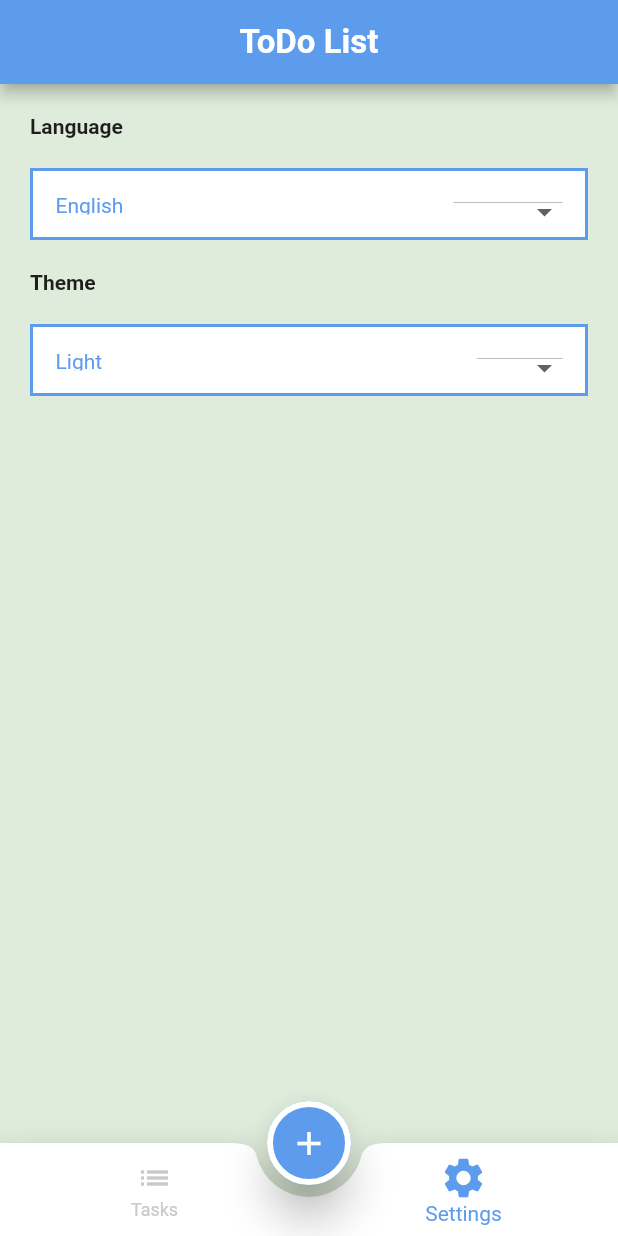
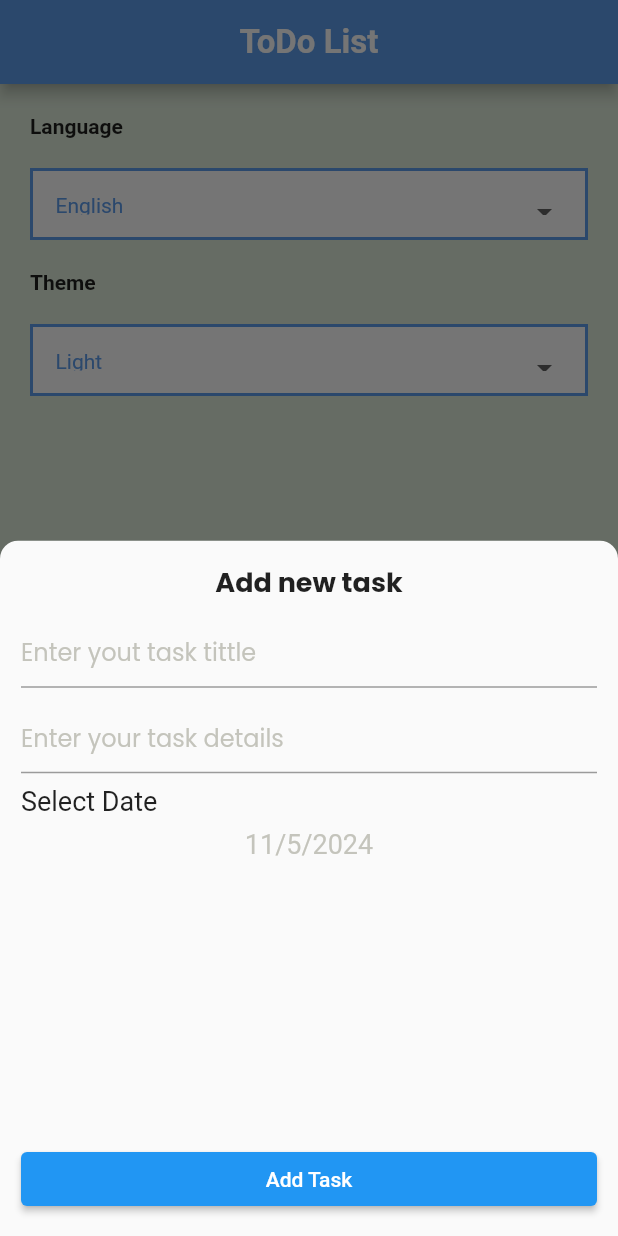
Before and after one commit to ahmeedmoheey/task-managment-app, a Flutter app: the screen it shows after launch, item 2 of the bottom bar chosen, after a tap on the "add" icon, on a phone screen of 412 x 824 dp. Run offline on Flutter 3.47's test engine with Material 3 defaults, Android fonts, the phone set to English and light mode, and no system bars; our stand-ins replace easy_date_timeline, flutter_slidable, google_fonts.

Commit message:
+add task bottom

```diff
--- a/lib/confg/theme/my_theme.dart
+++ b/lib/confg/theme/my_theme.dart
@@ -22,7 +22,7 @@ class MyTheme {
         size: 32
       )
     ),
-    bottomAppBarTheme: BottomAppBarTheme(
+    bottomAppBarTheme:const BottomAppBarTheme(
       color: ColorsManager.white,
       shape: CircularNotchedRectangle(),
       elevation: 14
@@ -35,7 +35,15 @@ class MyTheme {
       iconSize: 26,
 
     ),
-    cardTheme: CardTheme(
+    bottomSheetTheme: const BottomSheetThemeData(
+      shape: RoundedRectangleBorder(
+        borderRadius: BorderRadius.only(
+          topRight: Radius.circular(12),
+          topLeft: Radius.circular(12)
+        )
+      )
+    ),
+    cardTheme:  CardTheme(
       shape: RoundedRectangleBorder(
         borderRadius: BorderRadius.circular(15)
       ),
@@ -44,7 +52,8 @@ class MyTheme {
     ),
     dividerColor: ColorsManager.blue,
     textTheme: TextTheme(
-        titleMedium: MyTextStyles.cardTittleTextStyle
-    )
+        titleMedium: MyTextStyles.cardTittleTextStyle,
+    ),
+
   );
 }
--- a/lib/core/utils/colors_manager.dart
+++ b/lib/core/utils/colors_manager.dart
@@ -5,6 +5,9 @@ class ColorsManager {
   static const Color white = Color(0xFFFFFFFF);
   static const Color grey = Color(0xFFC8C9CB);
   static const Color scaffoldBgLight  = Color(0xFFDFECDB);
+  static const Color addTaskBottom  = Color(0xFFA9A9A99C);
+
+
 
 
 }
--- a/lib/core/utils/date_utils.dart
+++ b/lib/core/utils/date_utils.dart
@@ -0,0 +1,8 @@
+
+import 'package:intl/intl.dart';
+ String dateFormatted (DateTime date){
+
+     final DateFormat formatter = DateFormat.yMd();
+
+     return formatter.format(date);
+   }
--- a/lib/core/utils/my_text_style.dart
+++ b/lib/core/utils/my_text_style.dart
@@ -12,11 +12,5 @@ class MyTextStyles{
         fontWeight: FontWeight.w700,
         color: ColorsManager.blue,
   );
-   // TextStyle(
-   //     fontSize: 18,
-   //     fontWeight: FontWeight.w700,
-   //     color: ColorsManager.blue,
-   //
-   // );
 
 }
--- a/lib/presentation/screens/add_task_bottom_sheet/add_task_bottom_sheet.dart
+++ b/lib/presentation/screens/add_task_bottom_sheet/add_task_bottom_sheet.dart
@@ -0,0 +1,98 @@
+import 'package:flutter/material.dart';
+import 'package:google_fonts/google_fonts.dart';
+import 'package:todo_app/core/utils/colors_manager.dart';
+import 'package:todo_app/core/utils/date_utils.dart';
+
+class AddTaskBottomSheet extends StatefulWidget {
+   AddTaskBottomSheet({super.key});
+  @override
+  State<AddTaskBottomSheet> createState() => _AddTaskBottomSheetState();
+
+  static void show(BuildContext context){
+    showModalBottomSheet(
+
+
+      context: context, builder: (context) => Padding(
+        padding: MediaQuery.of(context).viewInsets,
+        child: AddTaskBottomSheet(),
+      ),);
+  }
+}
+
+class _AddTaskBottomSheetState extends State<AddTaskBottomSheet> {
+  DateTime userSelectedDate =DateTime.now();
+
+  @override
+  Widget build(BuildContext context) {
+    return Container(
+      padding: EdgeInsets.all(14),
+      child: Column(
+        crossAxisAlignment: CrossAxisAlignment.stretch,
+        children: [
+          Text('Add new task',textAlign: TextAlign.center,style:  GoogleFonts.poppins(
+            fontWeight:FontWeight.w700 ,
+            fontSize:18,
+          )),
+         const SizedBox(height: 8,),
+          TextFormField(
+            decoration: InputDecoration(
+              hintText: "Enter yout task tittle",
+              hintStyle: TextStyle(
+                fontSize: 16,
+                fontWeight: FontWeight.w400,
+                color: ColorsManager.addTaskBottom
+              )
+            ),
+          ),
+          const SizedBox(height: 8,),
+          TextFormField(
+            decoration: InputDecoration(
+              hintText: "Enter your task details",
+                hintStyle: TextStyle(
+                  fontSize: 16,
+                    fontWeight: FontWeight.w400,
+                    color: ColorsManager.addTaskBottom
+                )
+            ),
+          ),
+          const SizedBox(height: 8,),
+          Text('Select Date',style: TextStyle(
+            fontSize: 18,
+            fontWeight: FontWeight.w400,
+
+          ),),
+          const SizedBox(height: 8,),
+          InkWell(
+            onTap: () {
+              showTaskDatePicker();
+            },
+            child: Text(
+            dateFormatted(userSelectedDate),
+              textAlign: TextAlign.center,style: TextStyle(
+                fontSize: 18,
+                fontWeight: FontWeight.w400,
+              color: ColorsManager.addTaskBottom
+            ),),
+          ),
+          Spacer(),
+          ElevatedButton(onPressed:() {
+
+          },
+              child: Text('Add Task'))
+
+        ],
+      ),
+    );
+  }
+
+  void showTaskDatePicker() async {
+    userSelectedDate = await showDatePicker(
+     context: context,
+     initialDate: DateTime.now(),
+     firstDate: DateTime.now(),
+     lastDate: DateTime.now().add(Duration(days: 365)))?? userSelectedDate;
+    setState(() {
+
+    });
+  }
+}
--- a/lib/presentation/screens/home_screen.dart
+++ b/lib/presentation/screens/home_screen.dart
@@ -2,6 +2,8 @@ import 'package:flutter/material.dart';
 import 'package:todo_app/core/utils/colors_manager.dart';
 import 'package:todo_app/presentation/screens/tabs/settings_tab/settings_tab.dart';
 import 'package:todo_app/presentation/screens/tabs/tasks_tab/tasks_tab.dart';
+
+import 'add_task_bottom_sheet/add_task_bottom_sheet.dart';
 
 class HomeScreen extends StatefulWidget {
   HomeScreen({super.key});
@@ -21,7 +23,9 @@ class _HomeScreenState extends State<HomeScreen> {
       ),
       floatingActionButtonLocation: FloatingActionButtonLocation.centerDocked,
       floatingActionButton: FloatingActionButton(
-        onPressed: () {}, child: const Icon(Icons.add),
+        onPressed: () {
+          AddTaskBottomSheet.show(context);
+        }, child: const Icon(Icons.add),
       ),
       bottomNavigationBar: BottomAppBar(
         notchMargin: 8,
--- a/lib/presentation/screens/tabs/settings_tab/settings_tab.dart
+++ b/lib/presentation/screens/tabs/settings_tab/settings_tab.dart
@@ -46,6 +46,11 @@ class _SettingsTabState extends State<SettingsTab> {
 
                 ),
                 DropdownButton<String>(
+                  underline: SizedBox(
+                    child: Card(
+                      color: Colors.white,
+                    ),
+                  ),
 
                   style: GoogleFonts.poppins(
                       color: Colors.black,
@@ -99,6 +104,11 @@ class _SettingsTabState extends State<SettingsTab> {
                 ),
                 ),
                 DropdownButton<String>(
+                  underline: SizedBox(
+                    child: Card(
+                      color: Colors.white,
+                    ),
+                  ),
                   style: GoogleFonts.poppins(
                       color: Colors.black,
                       fontSize: 14,
--- a/pubspec.yaml
+++ b/pubspec.yaml
@@ -38,6 +38,7 @@ dependencies:
   easy_date_timeline: ^1.1.3
   flutter_slidable: ^3.1.1
   google_fonts: ^5.0.0
+  intl: ^0.19.0
 dev_dependencies:
   flutter_test:
     sdk: flutter
```
Also changed, not shown: pubspec.lock, 1 other file.
